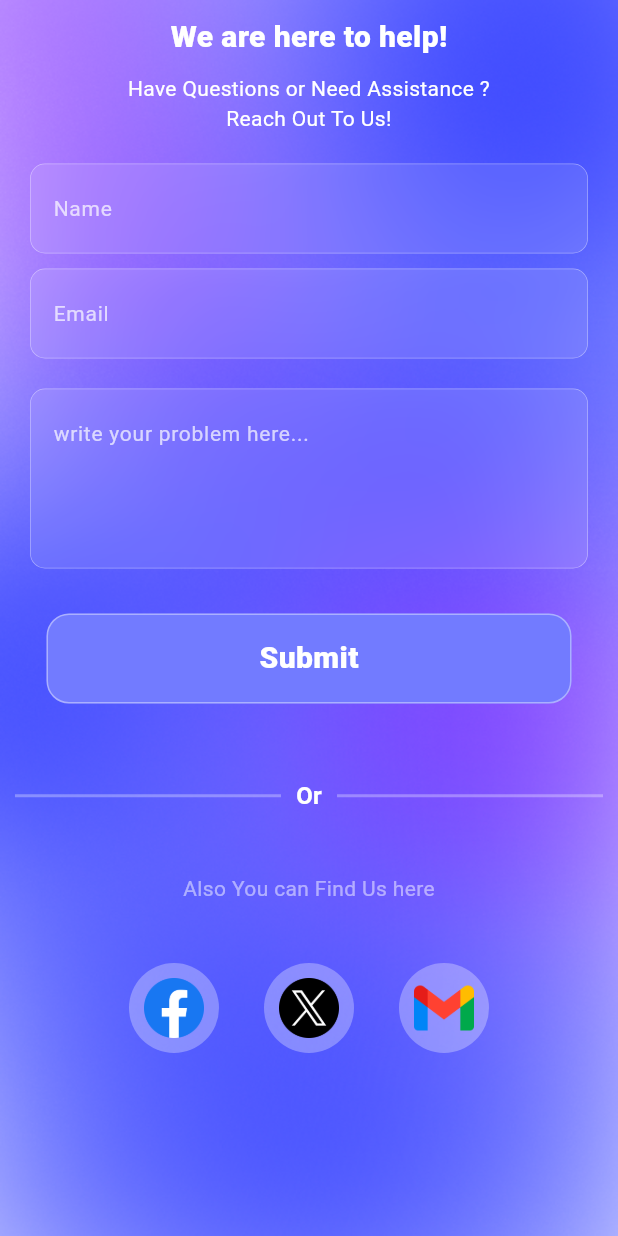
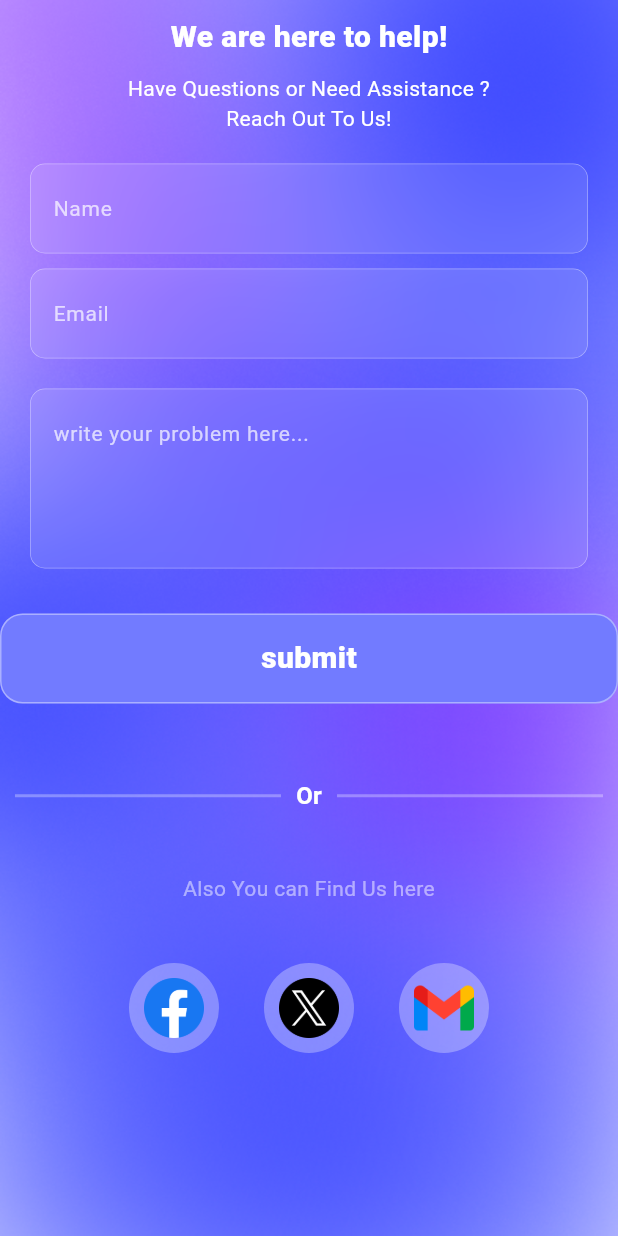
Before and after one commit to Imran-Mohammed-Shekho/Kurd_Fit, a Flutter app: the SupportScreen screen opened directly, on a phone screen of 412 x 824 dp. Run offline on Flutter 3.47's test engine with Material 3 defaults, Android fonts, the phone set to English and light mode, and no system bars; our stand-ins replace curved_navigation_bar, google_fonts, page_transition, share_plus; missing offline and left inert: flutter_glow.

Commit message:
adding progressindicator for supprot screen page

```diff
--- a/root/lib/UI/screens/Dashboard_Screen.dart
+++ b/root/lib/UI/screens/Dashboard_Screen.dart
@@ -398,7 +398,14 @@ class dashboradBottom extends StatelessWidget {
   final VoidCallback ontap;
   final String text;
   final Color color;
-  const dashboradBottom(this.ontap, this.text, this.color, {super.key});
+  final bool isload;
+  const dashboradBottom(
+    this.ontap,
+    this.text,
+    this.color,
+    this.isload, {
+    super.key,
+  });
 
   @override
   Widget build(BuildContext context) {
@@ -420,7 +427,12 @@ class dashboradBottom extends StatelessWidget {
               SizedBox(width: 0),
               Padding(
                 padding: const EdgeInsets.only(),
-                child: Text(
+                child: isload
+                    ? CircularProgressIndicator(
+                        color: Colors.blue,
+                        strokeWidth: 3,
+                      )
+                    : Text(
                         text,
                         style: TextStyle(
                           color: color,
--- a/root/lib/UI/screens/Nutitrion_Screen.dart
+++ b/root/lib/UI/screens/Nutitrion_Screen.dart
@@ -112,6 +112,7 @@ class _Nutitrion_ScreenState extends State<Nutitrion_Screen> {
                     },
                     "Calculate",
                     Colors.white,
+                    false,
                   ),
                   SizedBox(height: 10),
 
--- a/root/lib/UI/screens/support_screen.dart
+++ b/root/lib/UI/screens/support_screen.dart
@@ -1,10 +1,42 @@
 import 'package:flutter/material.dart';
 import 'package:gym/UI/screens/Dashboard_Screen.dart';
 import 'package:gym/UI/screens/Login_screen.dart';
-import 'package:gym/UI/screens/introduction_screen1.dart';
 
-class SupportScreen extends StatelessWidget {
+class SupportScreen extends StatefulWidget {
   const SupportScreen({super.key});
+
+  @override
+  State<SupportScreen> createState() => _SupportScreenState();
+}
+
+class _SupportScreenState extends State<SupportScreen> {
+  String name = '';
+  String email = '';
+  String usermessage = '';
+  bool isload = false;
+
+  void _validate() {
+    if (name.isEmpty || email.isEmpty || usermessage.isEmpty) {
+      _showerror("fill all text boxes please! ");
+      return;
+    } else {
+      setState(() {
+        isload = true;
+      });
+    }
+  }
+
+  void _showerror(String message) {
+    ScaffoldMessenger.of(context).showSnackBar(
+      SnackBar(
+        content: Text(
+          message,
+          style: TextStyle(color: Colors.white, fontSize: 16),
+        ),
+        backgroundColor: Colors.red,
+      ),
+    );
+  }
 
   @override
   Widget build(BuildContext context) {
@@ -18,7 +50,7 @@ class SupportScreen extends StatelessWidget {
                 fit: BoxFit.cover,
               ),
             ),
-            child: Column(
+            child: ListView(
               children: [
                 SizedBox(height: 10),
 
@@ -43,24 +75,44 @@ class SupportScreen extends StatelessWidget {
                 SizedBox(height: 20),
                 Padding(
                   padding: EdgeInsets.symmetric(horizontal: 20),
-                  child: GlassyTextField("Name ", (value) => 0, 60),
+                  child: GlassyTextField(
+                    "Name ",
+                    (value) => setState(() {
+                      name = value;
+                    }),
+                    60,
+                  ),
                 ),
                 SizedBox(height: 10),
                 Padding(
                   padding: EdgeInsets.symmetric(horizontal: 20),
-                  child: GlassyTextField("Email ", (value) => 0, 60),
+                  child: GlassyTextField(
+                    "Email ",
+                    (value) => setState(() {
+                      email = value;
+                    }),
+                    60,
+                  ),
                 ),
                 SizedBox(height: 20),
                 Padding(
                   padding: EdgeInsets.symmetric(horizontal: 20),
                   child: GlassyTextField(
                     "write your problem here...",
-                    (value) => 0,
+                    (value) => setState(() {
+                      usermessage = value;
+                    }),
                     120,
                   ),
                 ),
                 SizedBox(height: 30),
-                dashboradBottom(() => print("submit"), "Submit", Colors.white),
+
+                dashboradBottom(
+                  () => _validate(),
+                  "submit",
+                  Colors.white,
+                  isload,
+                ),
                 SizedBox(height: 50),
                 Center(
                   child: Row(
```
Also changed, not shown: root/lib/UI/screens/Change_password.dart (+6 -1 lines), root/lib/UI/screens/profile_screen.dart (+6 -1 lines). Lines whose indentation alone changed are shown as unchanged.
